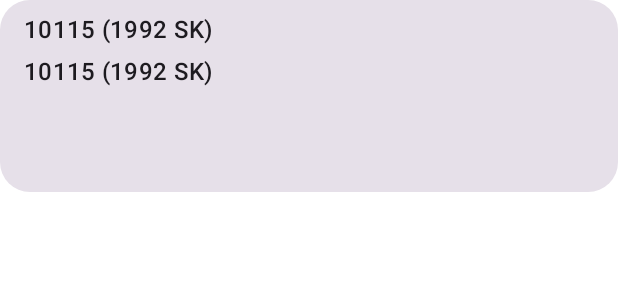
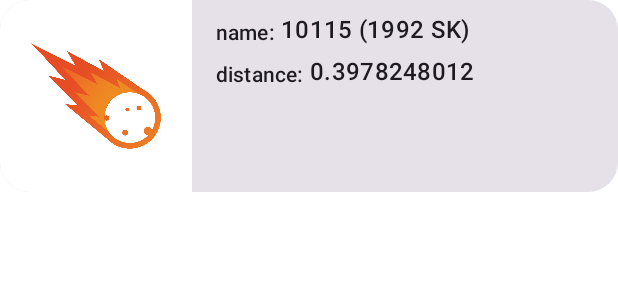
Before and after one commit to macky-boi/AsteroidRadar, an Android app built with Jetpack Compose: the @Preview function AsteroidsListItemPreview, on a phone screen of 412 x 824 dp. Shown: the top 300 px of the screen. Run offline under Robolectric (Android 15) with nearby library versions, the phone set to English and light mode, and no system bars; our stand-ins replace Room's generated code; network calls fail.

Commit message:
image, name, distance

```diff
--- a/app/src/main/java/com/example/asteroidradar/ui/asteroids/AsteroidsScreen.kt
+++ b/app/src/main/java/com/example/asteroidradar/ui/asteroids/AsteroidsScreen.kt
@@ -1,10 +1,11 @@
 package com.example.asteroidradar.ui.asteroids
 
 import android.util.Log
+import androidx.compose.foundation.Image
+import androidx.compose.foundation.layout.Box
 import androidx.compose.foundation.layout.Column
 import androidx.compose.foundation.layout.PaddingValues
 import androidx.compose.foundation.layout.Row
-import androidx.compose.foundation.layout.fillMaxSize
 import androidx.compose.foundation.layout.fillMaxWidth
 import androidx.compose.foundation.layout.padding
 import androidx.compose.foundation.layout.size
@@ -18,8 +19,11 @@ import androidx.compose.material3.Text
 import androidx.compose.runtime.Composable
 import androidx.compose.runtime.collectAsState
 import androidx.compose.runtime.getValue
+import androidx.compose.ui.Alignment
 import androidx.compose.ui.Modifier
+import androidx.compose.ui.layout.ContentScale
 import androidx.compose.ui.res.dimensionResource
+import androidx.compose.ui.res.painterResource
 import androidx.compose.ui.tooling.preview.Preview
 import androidx.compose.ui.unit.dp
 import androidx.lifecycle.viewmodel.compose.viewModel
@@ -82,6 +86,10 @@ private fun AsteroidsListItem(
                 .fillMaxWidth()
                 .size(dimensionResource(id = R.dimen.card_height))
         ) {
+            AsteroidItemImage(
+                isHazardous = asteroid.isHazardous,
+                modifier = Modifier.size(dimensionResource(id = R.dimen.card_height))
+            )
             Column(
                 modifier = Modifier
                     .padding(
@@ -89,9 +97,12 @@ private fun AsteroidsListItem(
                         horizontal = dimensionResource(id = R.dimen.padding_medium)
                     )
             ) {
+                Row (
+                    verticalAlignment = Alignment.Bottom
+                ) {
                     Text(
-                    text = asteroid.name,
-                    style = MaterialTheme.typography.titleMedium,
+                        text = "name: ",
+                        style = MaterialTheme.typography.titleSmall,
                         modifier = Modifier.padding(bottom = dimensionResource(id = R.dimen.card_text_vertical_space))
                     )
                     Text(
@@ -100,8 +111,46 @@ private fun AsteroidsListItem(
                         modifier = Modifier.padding(bottom = dimensionResource(id = R.dimen.card_text_vertical_space))
                     )
                 }
+                Row (
+                    verticalAlignment = Alignment.Bottom
+                ){
+                    Text(
+                        text = "distance: ",
+                        style = MaterialTheme.typography.titleSmall,
+                        modifier = Modifier.padding(bottom = dimensionResource(id = R.dimen.card_text_vertical_space))
+                    )
+                    Text(
+                        text = asteroid.missDistanceAstronomical,
+                        style = MaterialTheme.typography.titleMedium,
+                        modifier = Modifier.padding(bottom = dimensionResource(id = R.dimen.card_text_vertical_space))
+                    )
                 }
             }
+        }
+    }
+}
+
+@Composable
+private fun AsteroidItemImage(isHazardous: Boolean, modifier: Modifier = Modifier) {
+    Box(
+        modifier = modifier
+    ) {
+        Image(
+            painter = painterResource(
+                if (isHazardous)
+                    R.drawable.hazardout_comet_image else  R.drawable.safe_comet_image
+            ),
+            contentDescription = null,
+            alignment = Alignment.Center,
+            contentScale = ContentScale.FillWidth
+        )
+    }
+}
+
+@Preview
+@Composable
+private fun AndroidItemImagePreview() {
+    AsteroidItemImage(isHazardous = false)
 }
 
 @Preview
```
Also changed, not shown: app/src/main/res/drawable/hazardout_comet_image.jpg (added), app/src/main/res/drawable/safe_comet_image.png (added). Lines whose indentation alone changed are shown as unchanged.
